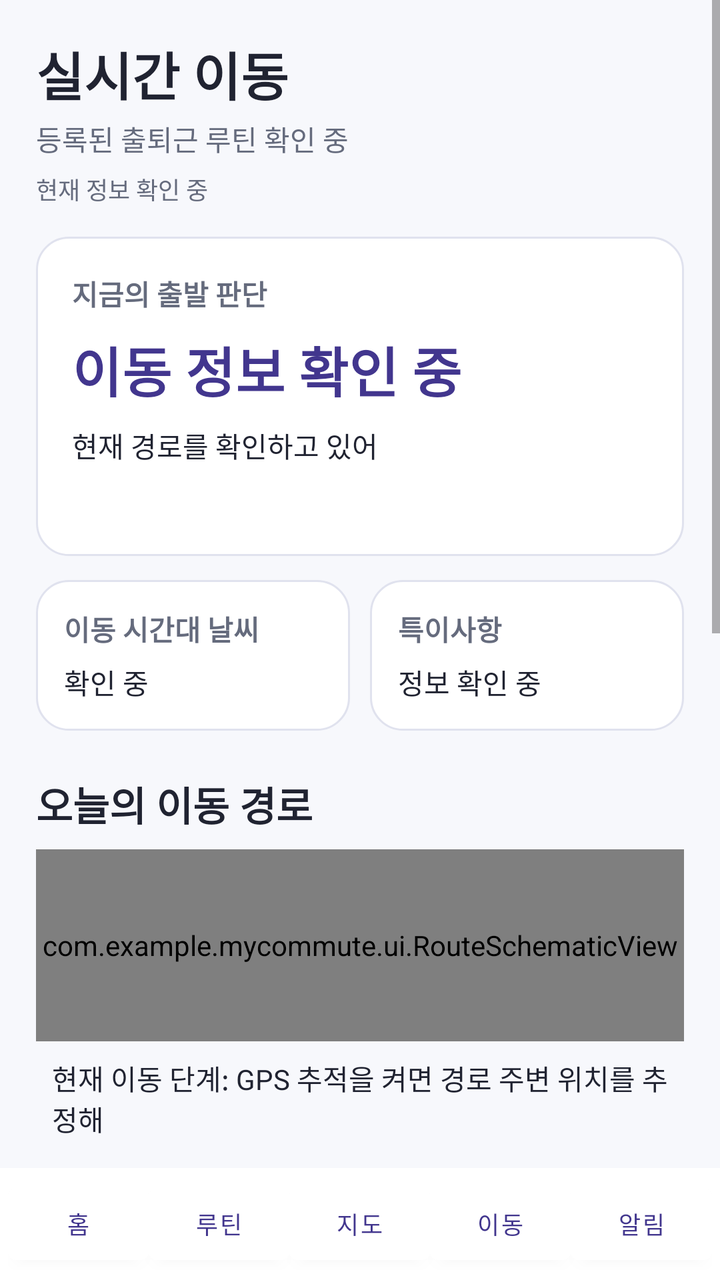
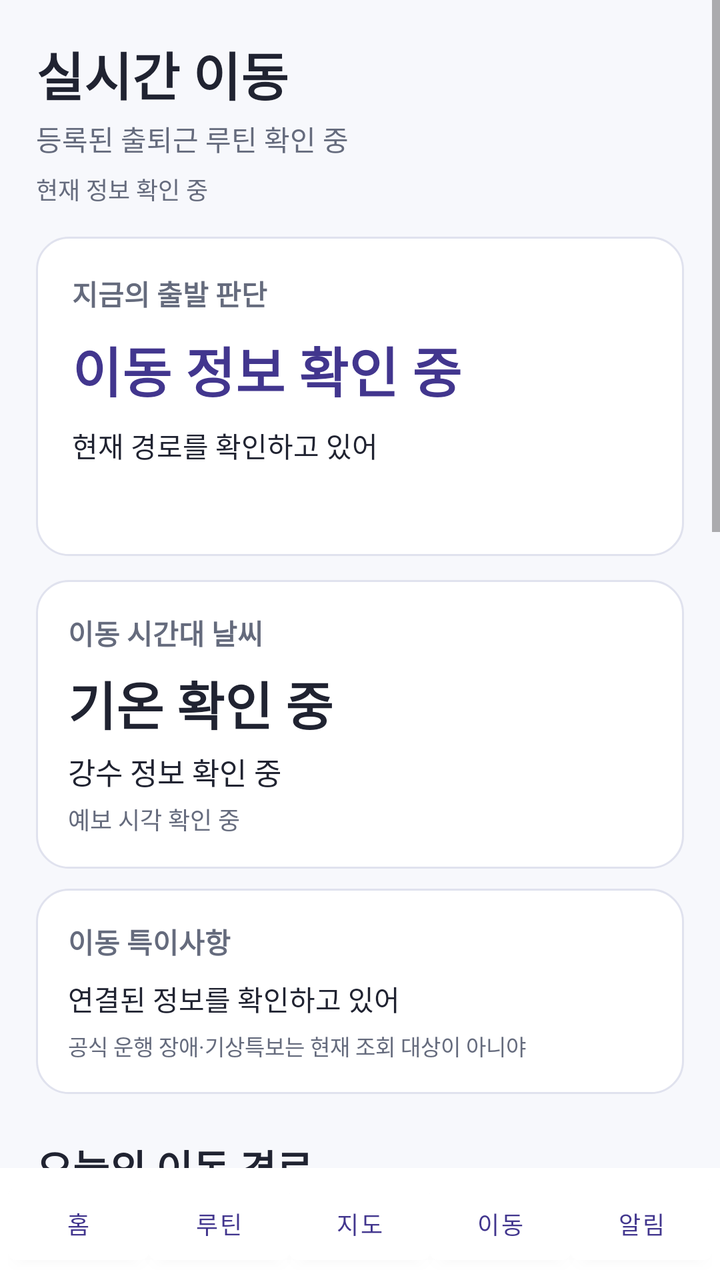

Two renders of the same Android screen: before a commit and after it. Below are the layout's source before the change and the commit's diff.
<!-- AndroidManifest.xml: application theme Theme.MyCommute -->
<!-- res/layout/activity_tracking.xml -->
<?xml version="1.0" encoding="utf-8"?>
<LinearLayout xmlns:android="http://schemas.android.com/apk/res/android"
    android:layout_width="match_parent" android:layout_height="match_parent"
    android:orientation="vertical">
    <ScrollView android:layout_width="match_parent" android:layout_height="0dp"
        android:layout_weight="1" android:fillViewport="true">
        <LinearLayout android:layout_width="match_parent" android:layout_height="wrap_content"
            android:orientation="vertical" android:padding="18dp">
            <TextView android:layout_width="match_parent" android:layout_height="wrap_content"
                android:text="실시간 이동" android:textColor="@color/text_primary"
                android:textStyle="bold" android:textSize="26sp"/>
            <TextView android:id="@+id/liveRouteTitle" android:layout_width="match_parent"
                android:layout_height="wrap_content" android:layout_marginTop="3dp"
                android:text="등록된 출퇴근 루틴 확인 중" android:textColor="@color/text_secondary"/>
            <TextView android:id="@+id/liveSyncStatus" android:layout_width="match_parent"
                android:layout_height="wrap_content" android:layout_marginTop="6dp"
                android:text="현재 정보 확인 중" android:textColor="@color/text_secondary" android:textSize="12sp"/>

            <LinearLayout android:layout_width="match_parent" android:layout_height="wrap_content"
                android:layout_marginTop="15dp" android:padding="18dp"
                android:background="@drawable/bg_card" android:orientation="vertical">
                <TextView style="@style/Text.Label" android:layout_width="match_parent"
                    android:layout_height="wrap_content" android:text="지금의 출발 판단"/>
                <TextView android:id="@+id/liveDepartureHeadline" android:layout_width="match_parent"
                    android:layout_height="wrap_content" android:layout_marginTop="8dp"
                    android:text="이동 정보 확인 중" android:textSize="27sp"
                    android:textStyle="bold" android:textColor="@color/primary_dark"/>
                <TextView android:id="@+id/liveDepartureDetail" android:layout_width="match_parent"
                    android:layout_height="wrap_content" android:layout_marginTop="8dp"
                    android:textColor="@color/text_primary" android:text="현재 경로를 확인하고 있어"/>
                <TextView android:id="@+id/liveArrivalPlan" android:layout_width="match_parent"
                    android:layout_height="wrap_content" android:layout_marginTop="8dp"
                    android:textColor="@color/text_secondary"/>
            </LinearLayout>

            <LinearLayout android:layout_width="match_parent" android:layout_height="wrap_content"
                android:orientation="horizontal" android:layout_marginTop="12dp">
                <LinearLayout android:layout_width="0dp" android:layout_weight="1"
                    android:layout_height="wrap_content" android:orientation="vertical"
                    android:padding="14dp" android:background="@drawable/bg_card">
                    <TextView style="@style/Text.Label" android:layout_width="match_parent"
                        android:layout_height="wrap_content" android:text="이동 시간대 날씨"/>
                    <TextView android:id="@+id/liveWeather" android:layout_width="match_parent"
                        android:layout_height="wrap_content" android:layout_marginTop="6dp"
                        android:text="확인 중" android:textSize="14sp" android:textColor="@color/text_primary"/>
                </LinearLayout>
                <View android:layout_width="10dp" android:layout_height="1dp"/>
                <LinearLayout android:layout_width="0dp" android:layout_weight="1"
                    android:layout_height="wrap_content" android:orientation="vertical"
                    android:padding="14dp" android:background="@drawable/bg_card">
                    <TextView style="@style/Text.Label" android:layout_width="match_parent"
                        android:layout_height="wrap_content" android:text="특이사항"/>
                    <TextView android:id="@+id/liveAlerts" android:layout_width="match_parent"
                        android:layout_height="wrap_content" android:layout_marginTop="6dp"
                        android:text="정보 확인 중" android:textSize="14sp" android:textColor="@color/text_primary"/>
                </LinearLayout>
            </LinearLayout>

            <TextView style="@style/Text.Section" android:layout_width="match_parent"
                android:layout_height="wrap_content" android:layout_marginTop="22dp"
                android:text="오늘의 이동 경로"/>
            <com.example.mycommute.ui.RouteSchematicView
                android:id="@+id/liveSchematic" android:layout_width="match_parent"
                android:layout_height="96dp" android:layout_marginTop="8dp"
                android:background="@drawable/bg_card"/>
            <TextView android:id="@+id/liveCurrentStage" android:layout_width="match_parent"
                android:layout_height="wrap_content" android:padding="8dp"
                android:text="현재 이동 단계: GPS 추적을 켜면 경로 주변 위치를 추정해"
                android:textColor="@color/text_primary"/>
            <TextView android:id="@+id/liveRouteSteps" android:layout_width="match_parent"
                android:layout_height="wrap_content" android:padding="10dp"
                android:text="현재 경로를 확인하고 있어"
                android:textColor="@color/text_secondary"/>
            <com.google.android.material.button.MaterialButton
                android:id="@+id/liveOpenMap" android:layout_width="match_parent"
                android:layout_height="wrap_content" android:text="전체 지도 보기"
                style="@style/Widget.MaterialComponents.Button.OutlinedButton"/>

            <TextView style="@style/Text.Section" android:layout_width="match_parent"
                android:layout_height="wrap_content" android:layout_marginTop="18dp"
                android:text="다음 대중교통"/>
            <LinearLayout android:layout_width="match_parent" android:layout_height="wrap_content"
                android:padding="15dp" android:background="@drawable/bg_card"
                android:orientation="vertical">
                <TextView android:id="@+id/liveNextVehicle" android:layout_width="match_parent"
                    android:layout_height="wrap_content"
                    android:text="도착정보 확인 중" android:textColor="@color/text_primary"
                    android:textStyle="bold" android:textSize="18sp"/>
                <TextView android:id="@+id/liveBoarding" android:layout_width="match_parent"
                    android:layout_height="wrap_content" android:layout_marginTop="8dp"
                    android:text="GPS 위치 확인 후 탑승 가능성 추정"
                    android:textColor="@color/text_secondary"/>
            </LinearLayout>
            <TextView android:id="@+id/livePosition" android:layout_width="match_parent"
                android:layout_height="wrap_content" android:layout_marginTop="8dp"
                android:text="GPS 추적은 사용자가 켜야 활성화돼"
                android:textColor="@color/text_secondary" android:textSize="12sp"/>

            <com.google.android.material.button.MaterialButton android:id="@+id/liveStartTracking"
                android:layout_width="match_parent" android:layout_height="wrap_content"
                android:layout_marginTop="15dp" android:text="위치 추적 시작"/>
            <com.google.android.material.button.MaterialButton android:id="@+id/liveStopTracking"
                android:layout_width="match_parent" android:layout_height="wrap_content"
                android:text="위치 추적 종료"
                style="@style/Widget.MaterialComponents.Button.OutlinedButton"/>
            <com.google.android.material.button.MaterialButton android:id="@+id/liveRefresh"
                android:layout_width="match_parent" android:layout_height="wrap_content"
                android:text="현재 정보 확인"
                style="@style/Widget.MaterialComponents.Button.TextButton"/>
            <TextView android:layout_width="match_parent" android:layout_height="wrap_content"
                android:layout_marginTop="12dp" android:padding="6dp"
                android:text="출발시간과 전체 도착시간은 계획 추정값이야. 첫 차량 도착정보와 GPS는 별도로 검증하며, 정확한 탑승 여부와 공식 운행장애·기상특보는 아직 확인할 수 없어."
                android:textColor="@color/text_secondary" android:textSize="12sp"/>
        </LinearLayout>
    </ScrollView>
    <include layout="@layout/view_bottom_nav"/>
</LinearLayout>
<!-- res/layout/view_bottom_nav.xml (included above) -->
<?xml version="1.0" encoding="utf-8"?>
<LinearLayout xmlns:android="http://schemas.android.com/apk/res/android"
    android:id="@+id/bottomNav" android:layout_width="match_parent" android:layout_height="wrap_content"
    android:padding="4dp" android:background="@color/surface" android:orientation="horizontal">
    <Button android:id="@+id/navHome" android:layout_width="0dp" android:layout_weight="1" android:layout_height="48dp"
        android:backgroundTint="@color/surface" android:textColor="@color/primary_dark" android:textSize="12sp" android:text="홈" />
    <Button android:id="@+id/navCustom" android:layout_width="0dp" android:layout_weight="1" android:layout_height="48dp"
        android:backgroundTint="@color/surface" android:textColor="@color/primary_dark" android:textSize="12sp" android:text="루틴" />
    <Button android:id="@+id/navMap" android:layout_width="0dp" android:layout_weight="1" android:layout_height="48dp"
        android:backgroundTint="@color/surface" android:textColor="@color/primary_dark" android:textSize="12sp" android:text="지도" />
    <Button android:id="@+id/navTracking" android:layout_width="0dp" android:layout_weight="1" android:layout_height="48dp"
        android:backgroundTint="@color/surface" android:textColor="@color/primary_dark" android:textSize="12sp" android:text="이동" />
    <Button android:id="@+id/navLogs" android:layout_width="0dp" android:layout_weight="1" android:layout_height="48dp"
        android:backgroundTint="@color/surface" android:textColor="@color/primary_dark" android:textSize="12sp" android:text="알림" />
</LinearLayout>
<!-- resources referenced by this layout -->
<resources>
  <color name="primary_dark">#42368E</color>
  <color name="surface">#FFFFFF</color>
  <color name="text_primary">#202331</color>
  <color name="text_secondary">#656B7D</color>
  <!-- drawable bg_card (drawable) -->
  <shape xmlns:android="http://schemas.android.com/apk/res/android">
      <solid android:color="@color/surface" />
      <corners android:radius="16dp" />
      <stroke android:width="1dp" android:color="@color/border" />
  </shape>
  <style name="Text.Label" parent="">
          <item name="android:textSize">14sp</item>
          <item name="android:textStyle">bold</item>
          <item name="android:textColor">@color/text_secondary</item>
      </style>
  <style name="Text.Section" parent="">
          <item name="android:textSize">20sp</item>
          <item name="android:textStyle">bold</item>
          <item name="android:textColor">@color/text_primary</item>
      </style>
  <style name="Theme.MyCommute" parent="Theme.MaterialComponents.DayNight.NoActionBar">
          <item name="colorPrimary">@color/primary</item>
          <item name="colorPrimaryVariant">@color/primary_dark</item>
          <item name="colorOnPrimary">@android:color/white</item>
          <item name="android:statusBarColor">@color/primary_dark</item>
          <item name="android:navigationBarColor">@color/background</item>
          <item name="android:windowBackground">@color/background</item>
          <item name="fontFamily">sans</item>
      </style>
  <color name="border">#E0E2EE</color>
  <color name="primary">#6357B5</color>
  <color name="background">#F7F8FC</color>
</resources>

<!-- the commit's change to res/layout/activity_tracking.xml (unified diff, before → after) -->
@@ -33,27 +33,40 @@
                     android:textColor="@color/text_secondary"/>
             </LinearLayout>
 
-            <LinearLayout android:layout_width="match_parent" android:layout_height="wrap_content"
-                android:orientation="horizontal" android:layout_marginTop="12dp">
-                <LinearLayout android:layout_width="0dp" android:layout_weight="1"
-                    android:layout_height="wrap_content" android:orientation="vertical"
-                    android:padding="14dp" android:background="@drawable/bg_card">
-                    <TextView style="@style/Text.Label" android:layout_width="match_parent"
-                        android:layout_height="wrap_content" android:text="이동 시간대 날씨"/>
-                    <TextView android:id="@+id/liveWeather" android:layout_width="match_parent"
-                        android:layout_height="wrap_content" android:layout_marginTop="6dp"
-                        android:text="확인 중" android:textSize="14sp" android:textColor="@color/text_primary"/>
-                </LinearLayout>
-                <View android:layout_width="10dp" android:layout_height="1dp"/>
-                <LinearLayout android:layout_width="0dp" android:layout_weight="1"
-                    android:layout_height="wrap_content" android:orientation="vertical"
-                    android:padding="14dp" android:background="@drawable/bg_card">
-                    <TextView style="@style/Text.Label" android:layout_width="match_parent"
-                        android:layout_height="wrap_content" android:text="특이사항"/>
-                    <TextView android:id="@+id/liveAlerts" android:layout_width="match_parent"
-                        android:layout_height="wrap_content" android:layout_marginTop="6dp"
-                        android:text="정보 확인 중" android:textSize="14sp" android:textColor="@color/text_primary"/>
-                </LinearLayout>
+            <LinearLayout android:layout_width="match_parent"
+                android:layout_height="wrap_content" android:orientation="vertical"
+                android:layout_marginTop="12dp" android:padding="16dp"
+                android:background="@drawable/bg_card">
+                <TextView style="@style/Text.Label" android:layout_width="match_parent"
+                    android:layout_height="wrap_content" android:text="이동 시간대 날씨"/>
+                <TextView android:id="@+id/liveWeather" android:layout_width="match_parent"
+                    android:layout_height="wrap_content" android:layout_marginTop="6dp"
+                    android:text="기온 확인 중" android:textSize="26sp" android:textStyle="bold"
+                    android:textColor="@color/text_primary"/>
+                <TextView android:id="@+id/liveWeatherDetails" android:layout_width="match_parent"
+                    android:layout_height="wrap_content" android:layout_marginTop="4dp"
+                    android:text="강수 정보 확인 중" android:textSize="15sp"
+                    android:textColor="@color/text_primary"/>
+                <TextView android:id="@+id/liveWeatherTime" android:layout_width="match_parent"
+                    android:layout_height="wrap_content" android:layout_marginTop="4dp"
+                    android:text="예보 시각 확인 중" android:textSize="12sp"
+                    android:textColor="@color/text_secondary"/>
+            </LinearLayout>
+
+            <LinearLayout android:layout_width="match_parent"
+                android:layout_height="wrap_content" android:orientation="vertical"
+                android:layout_marginTop="10dp" android:padding="16dp"
+                android:background="@drawable/bg_card">
+                <TextView style="@style/Text.Label" android:layout_width="match_parent"
+                    android:layout_height="wrap_content" android:text="이동 특이사항"/>
+                <TextView android:id="@+id/liveAlerts" android:layout_width="match_parent"
+                    android:layout_height="wrap_content" android:layout_marginTop="8dp"
+                    android:text="연결된 정보를 확인하고 있어" android:textSize="14sp"
+                    android:textColor="@color/text_primary"/>
+                <TextView android:layout_width="match_parent"
+                    android:layout_height="wrap_content" android:layout_marginTop="5dp"
+                    android:text="공식 운행 장애·기상특보는 현재 조회 대상이 아니야"
+                    android:textSize="11sp" android:textColor="@color/text_secondary"/>
             </LinearLayout>
 
             <TextView style="@style/Text.Section" android:layout_width="match_parent"
@@ -61,7 +74,8 @@
                 android:text="오늘의 이동 경로"/>
             <com.example.mycommute.ui.RouteSchematicView
                 android:id="@+id/liveSchematic" android:layout_width="match_parent"
-                android:layout_height="96dp" android:layout_marginTop="8dp"
+                android:layout_height="wrap_content" android:minHeight="120dp"
+                android:layout_marginTop="8dp"
                 android:background="@drawable/bg_card"/>
             <TextView android:id="@+id/liveCurrentStage" android:layout_width="match_parent"
                 android:layout_height="wrap_content" android:padding="8dp"
@@ -90,6 +104,10 @@
                     android:layout_height="wrap_content" android:layout_marginTop="8dp"
                     android:text="GPS 위치 확인 후 탑승 가능성 추정"
                     android:textColor="@color/text_secondary"/>
+                <TextView android:id="@+id/liveArrivalDiagnostic" android:layout_width="match_parent"
+                    android:layout_height="wrap_content" android:layout_marginTop="6dp"
+                    android:textSize="12sp" android:textColor="@color/text_secondary"
+                    android:visibility="gone"/>
             </LinearLayout>
             <TextView android:id="@+id/livePosition" android:layout_width="match_parent"
                 android:layout_height="wrap_content" android:layout_marginTop="8dp"
